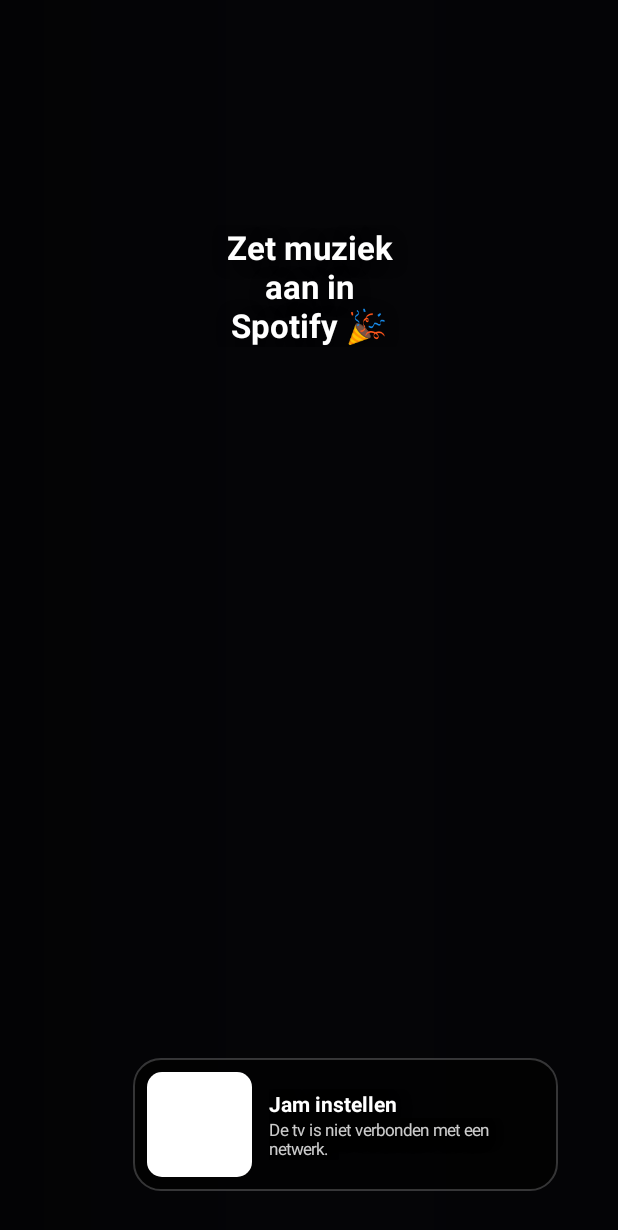
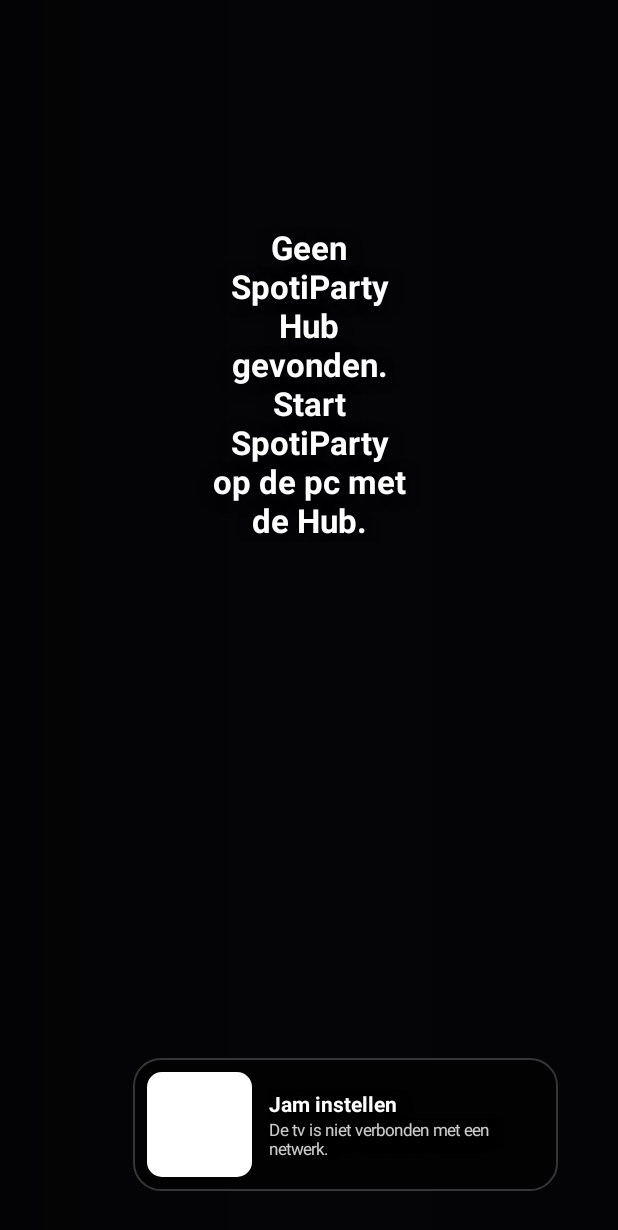
Before and after one commit to CodeAura/SpotiParty, an Android app: the MainActivity screen opened directly, with no data from a screen before it, on a phone screen of 412 x 824 dp. Shown: the top 1230 px of the screen. Run offline under Robolectric (Android 15) with nearby library versions, the phone set to English and light mode, and no system bars.

Commit message:
Spotify is linked at the Hub only; screens say "Koppel je Spotify aan de Hub"
The TV's phone page and the web screen's settings lose their own Spotify login (one developer app and
one account, at the hub), and a login a screen still had is forgotten. The TV no longer polls Spotify
itself. The hub tells screens whether Spotify is linked; without it they show "Koppel je Spotify aan
de Hub" (and without a hub: "Geen SpotiParty Hub gevonden").

Co-Authored-By: Claude Opus 5.5 <noreply@anthropic.com>

```diff
--- a/android/party-mode/app/src/main/java/io/github/cleanyourtv/partymode/HubLink.java
+++ b/android/party-mode/app/src/main/java/io/github/cleanyourtv/partymode/HubLink.java
@@ -38,7 +38,8 @@ final class HubLink {
         long offset;            // hub clock minus the TV's clock, ms
         String name = "";
         boolean pro;            // notices, break, Wi-Fi and "identify" (the hub always sends true)
-        String jam = "";        // the Jam link set in the dashboard, for every screen; "" = none
+        String jam = "";
+        boolean spotify = true;  // false: the hub has no Spotify account linked yet        // the Jam link set in the dashboard, for every screen; "" = none
         final java.util.List<String[]> cmds = new java.util.ArrayList<>();   // {id, cmd} to run once
         // The song of the account the music comes from (the hub's Spotify login); musicTitle null = none.
         String musicTitle, musicArtist, musicAlbum, musicArt, musicNext;
@@ -197,6 +198,7 @@ final class HubLink {
             s.name = o.optString("name");
             s.pro = o.optBoolean("pro");
             s.jam = o.optString("jam", "");
+            s.spotify = o.optBoolean("spotify", true);   // an older hub doesn't say: don't nag
             org.json.JSONArray cmds = o.optJSONArray("cmds");
             for (int i = 0; cmds != null && i < cmds.length(); i++) {
                 JSONObject x = cmds.optJSONObject(i);
--- a/android/party-mode/app/src/main/java/io/github/cleanyourtv/partymode/MainActivity.java
+++ b/android/party-mode/app/src/main/java/io/github/cleanyourtv/partymode/MainActivity.java
@@ -581,8 +581,8 @@ public class MainActivity extends Activity {
             songBlock.setVisibility(View.INVISIBLE);
         }
         handler.post(tick);
-        handler.post(queuePoll);
-        handler.post(progressPoll);
+        // Spotify is linked at the Hub only: the TV keeps no login of its own (and forgets one it had).
+        SpotifyApi.unlink(prefs);
     }
 
     @Override
@@ -706,6 +706,13 @@ public class MainActivity extends Activity {
     }
 
     /** Tells the Hub whether this TV can control its music and whether it plays (for the dashboard's buttons). */
+    /** What the empty screen says: Spotify is linked at the Hub only. */
+    private int idleText() {
+        HubLink.State s = hubState;
+        if (s == null) return R.string.idle_no_hub;
+        return s.spotify ? R.string.idle : R.string.idle_hub;
+    }
+
     private void reportPlayer() {
         MediaController c = controller;
         PlaybackState s = c == null ? null : c.getPlaybackState();
@@ -771,7 +778,7 @@ public class MainActivity extends Activity {
         boolean show = m != null && s != null && s.getState() != PlaybackState.STATE_STOPPED
                 && s.getState() != PlaybackState.STATE_NONE && s.getState() != PlaybackState.STATE_ERROR;
         if (!show) {
-            if (sessions != null) idle.setText(R.string.idle);
+            if (sessions != null) idle.setText(idleText());
             idle.setVisibility(View.VISIBLE);
             songBlock.setVisibility(View.INVISIBLE);
             for (TextView t : lyricViews) t.setText("");
@@ -814,7 +821,7 @@ public class MainActivity extends Activity {
         songSeenAt = SystemClock.elapsedRealtime() - Math.max(0, Math.min(s.getPosition(), 15_000));
         apiProgress = null;
         handler.removeCallbacks(progressPoll);
-        handler.postDelayed(progressPoll, 800);
+
         times = new long[0];
         lines = new String[0];
         synced = false;
@@ -823,8 +830,7 @@ public class MainActivity extends Activity {
         lyricsDuration = duration;
         loadLyrics(key, songArtist, songTitle, album, duration);
         // A new song moved the queue: ask again once Spotify's servers have caught up.
-        handler.removeCallbacks(queuePoll);
-        handler.postDelayed(queuePoll, 1500);
+
     }
 
     private static String text(MediaMetadata m, String key) {
@@ -1153,47 +1159,15 @@ public class MainActivity extends Activity {
             + "{method:'POST',headers:{'Content-Type':'text/plain;charset=utf-8'},body:$('hub').value.trim()+'\\n'+$('sname').value.trim()});"
             + "$('hubmsg').textContent=await r.text();}catch(e){$('hubmsg').textContent='De tv is niet bereikbaar.';}};"
             + "</script>"
-            + "<h1 style='margin-top:40px'>Volgende nummer tonen</h1>"
-            + "<p>Spotify geeft de wachtrij niet aan de tv door. Koppel je Spotify-account (alleen lezen), dan "
-            + "zet SpotiParty <b>Hierna: nummer</b> onder de artiest. Eenmalig:</p>"
-            + "<ol style='color:#b9bcc6;padding-left:20px'>"
-            + "<li>Ga naar <b>developer.spotify.com/dashboard</b>, log in en tik op <b>Create app</b>.</li>"
-            + "<li>Naam en omschrijving mag je zelf kiezen. Zet bij <b>Redirect URIs</b> precies: "
-            + "<code style='color:#fff'>" + SpotifyApi.REDIRECT + "</code> en vink <b>Web API</b> aan.</li>"
-            + "<li>Kopieer de <b>Client ID</b> van je app en plak hem hieronder.</li></ol>"
-            + "<div id=spstate style='color:#1ed760'></div>"
-            + "<label for=client>Client ID</label>"
-            + "<input id=client autocapitalize=off autocomplete=off placeholder='32 tekens'>"
-            + "<button id=login style='background:#1ed760;color:#000'>Inloggen bij Spotify</button>"
-            + "<a id=go class=pick target=_blank rel=noopener style='display:none;background:#1ed760;color:#000;"
-            + "text-decoration:none'>Open de Spotify-login</a>"
-            + "<p id=after style='display:none'>Na het inloggen probeert je telefoon <b>127.0.0.1</b> te openen en "
-            + "zegt dat het niet lukt. Dat hoort zo. Kopieer dat hele adres uit de adresbalk en plak het hier:</p>"
-            + "<input id=code style='display:none' autocapitalize=off autocomplete=off placeholder='http://127.0.0.1:8768/callback?code=...'>"
-            + "<button id=finish style='display:none'>Koppelen</button>"
-            + "<button id=unlink style='background:#3a3e4a'>Spotify ontkoppelen</button><div id=spmsg></div>"
-            + "<script>"
-            + "async function sp(path,v){const r=await fetch(path+'?k='+k,{method:'POST',headers:{'Content-Type':'text/plain;charset=utf-8'},body:v||''});return [r.ok,await r.text()];}"
-            + "fetch('/spotify?k='+k).then(r=>r.text()).then(t=>{const [s,c]=t.split('\\n');$('client').value=c||'';"
-            + "$('spstate').textContent=s==='linked'?'Spotify is gekoppeld.':'';});"
-            + "$('login').onclick=async()=>{$('spmsg').textContent='Bezig...';"
-            + "try{const [ok,t]=await sp('/spotify/login',$('client').value.trim());"
-            + "if(!ok){$('spmsg').textContent=t;return;}"
-            + "$('go').href=t;$('go').style.display='block';$('after').style.display='block';"
-            + "$('code').style.display='block';$('finish').style.display='block';"
-            + "$('spmsg').textContent='Tik op Open de Spotify-login.';}"
-            + "catch(e){$('spmsg').textContent='De tv is niet bereikbaar.';}};"
-            + "$('finish').onclick=async()=>{$('spmsg').textContent='Koppelen...';"
-            + "try{const [ok,t]=await sp('/spotify/code',$('code').value.trim());$('spmsg').textContent=t;"
-            + "if(ok)$('spstate').textContent='Spotify is gekoppeld.';}catch(e){$('spmsg').textContent='De tv is niet bereikbaar.';}};"
-            + "$('unlink').onclick=async()=>{try{const [ok,t]=await sp('/spotify/unlink');$('spmsg').textContent=t;"
-            + "$('spstate').textContent='';}catch(e){$('spmsg').textContent='De tv is niet bereikbaar.';}};"
-            + "</script>";
+            + "<h1 style='margin-top:40px'>Spotify</h1>"
+            + "<p>Spotify koppel je één keer in het <b>dashboard van de SpotiParty Hub</b> (bij <b>Muziek bedienen</b>). "
+            + "De tv toont dan het nummer van dat account, met songtekst en <b>Hierna</b>.</p>";
 
     /** What the Hub wants on this screen (null: no hub). */
     private void onHub(HubLink.State s, String status) {
         hubState = s;
         hubStatus = status == null ? "" : status;
+        if (sessions != null) idle.setText(idleText());
         if (s != null && s.musicTitle != null) {
             applyHubMusic(s);
         } else if (hubMusicUntil != 0 && !hubMusicActive()) {
--- a/android/party-mode/app/src/main/res/values/strings.xml
+++ b/android/party-mode/app/src/main/res/values/strings.xml
@@ -1,6 +1,8 @@
 <?xml version="1.0" encoding="utf-8"?>
 <resources>
     <string name="app_name">SpotiParty</string>
+    <string name="idle_hub">Koppel je Spotify aan de Hub</string>
+    <string name="idle_no_hub">Geen SpotiParty Hub gevonden. Start SpotiParty op de pc met de Hub.</string>
     <string name="idle">Zet muziek aan in Spotify 🎉</string>
     <string name="needs_access">SpotiParty mag nog niet zien wat er speelt.\nZet Meldingstoegang aan voor SpotiParty in de instellingen van de tv.</string>
     <string name="jam_title">Doe mee met de Jam</string>
```
Also changed, not shown: 5 other files.
